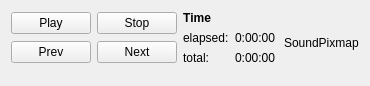
Before: the Qt Designer form advancedslideshow/ui/playbackwidget.ui in KDE/kipi-plugins, drawn with Qt 5.
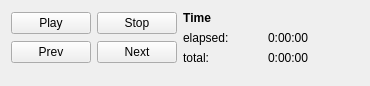
After: the same form once the commit is applied. Custom widgets are drawn as their Qt base class.

Commit message: Fix bug #266906  "a few widget titles should not be translatable"

Diff of the .ui file:
```diff
--- a/advancedslideshow/ui/playbackwidget.ui
+++ b/advancedslideshow/ui/playbackwidget.ui
@@ -124,7 +124,6 @@
    <item>
     <widget class="QLabel" name="m_soundLabel" >
      <property name="text" >
-      <string>SoundPixmap</string>
      </property>
     </widget>
    </item>
```
The commit also changes 4 other files.
